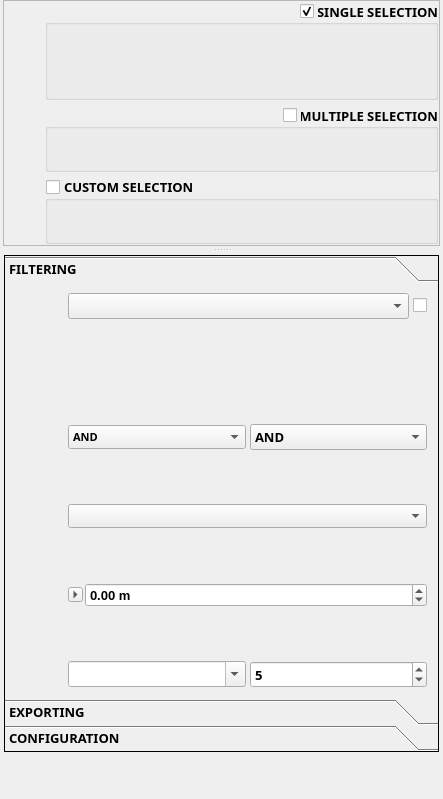
Before: the Qt Designer form filter_mate_dockwidget_base.ui in sducournau/filter_mate, drawn with Qt 5.
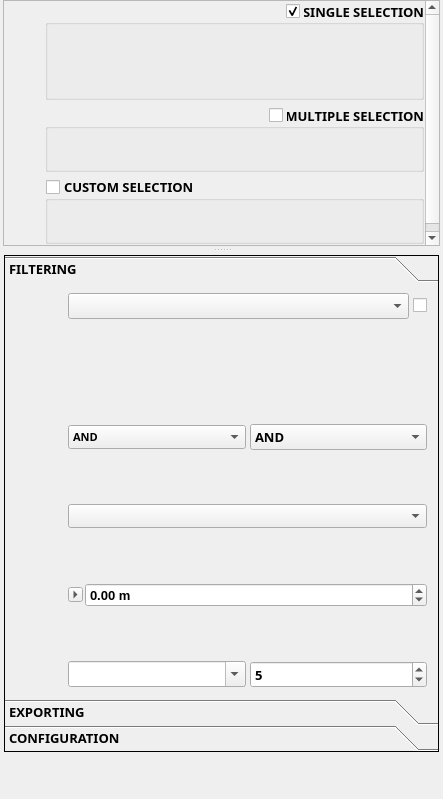
After: the same form once the commit is applied. Icons and pictures are not drawn. Custom widgets are drawn as their Qt base class.

Commit message:
fix(ui): change exploring spacers from Expanding to Fixed in source files
Runtime changeSize() was not effective. Changed the 5 exploring button
spacers from QSizePolicy::Expanding to QSizePolicy::Fixed directly in
the .ui file and the compiled .py file. This prevents spacers from
stretching to fill the grid row height.

Diff of the .ui file:
```diff
--- a/filter_mate_dockwidget_base.ui
+++ b/filter_mate_dockwidget_base.ui
@@ -335,7 +335,7 @@
                         <enum>Qt::Vertical</enum>
                        </property>
                        <property name="sizeType">
-                        <enum>QSizePolicy::Expanding</enum>
+                        <enum>QSizePolicy::Fixed</enum>
                        </property>
                        <property name="sizeHint" stdset="0">
                         <size>
@@ -407,7 +407,7 @@
                         <enum>Qt::Vertical</enum>
                        </property>
                        <property name="sizeType">
-                        <enum>QSizePolicy::Expanding</enum>
+                        <enum>QSizePolicy::Fixed</enum>
                        </property>
                        <property name="sizeHint" stdset="0">
                         <size>
@@ -491,7 +491,7 @@
                         <enum>Qt::Vertical</enum>
                        </property>
                        <property name="sizeType">
-                        <enum>QSizePolicy::Expanding</enum>
+                        <enum>QSizePolicy::Fixed</enum>
                        </property>
                        <property name="sizeHint" stdset="0">
                         <size>
@@ -575,7 +575,7 @@
                         <enum>Qt::Vertical</enum>
                        </property>
                        <property name="sizeType">
-                        <enum>QSizePolicy::Expanding</enum>
+                        <enum>QSizePolicy::Fixed</enum>
                        </property>
                        <property name="sizeHint" stdset="0">
                         <size>
@@ -659,7 +659,7 @@
                         <enum>Qt::Vertical</enum>
                        </property>
                        <property name="sizeType">
-                        <enum>QSizePolicy::Expanding</enum>
+                        <enum>QSizePolicy::Fixed</enum>
                        </property>
                        <property name="sizeHint" stdset="0">
                         <size>
@@ -1161,7 +1161,7 @@
                      <enum>Qt::Vertical</enum>
                     </property>
                     <property name="sizeType">
-                     <enum>QSizePolicy::Expanding</enum>
+                     <enum>QSizePolicy::Fixed</enum>
                     </property>
                     <property name="sizeHint" stdset="0">
                      <size>
```
The commit also changes 1 other file.
